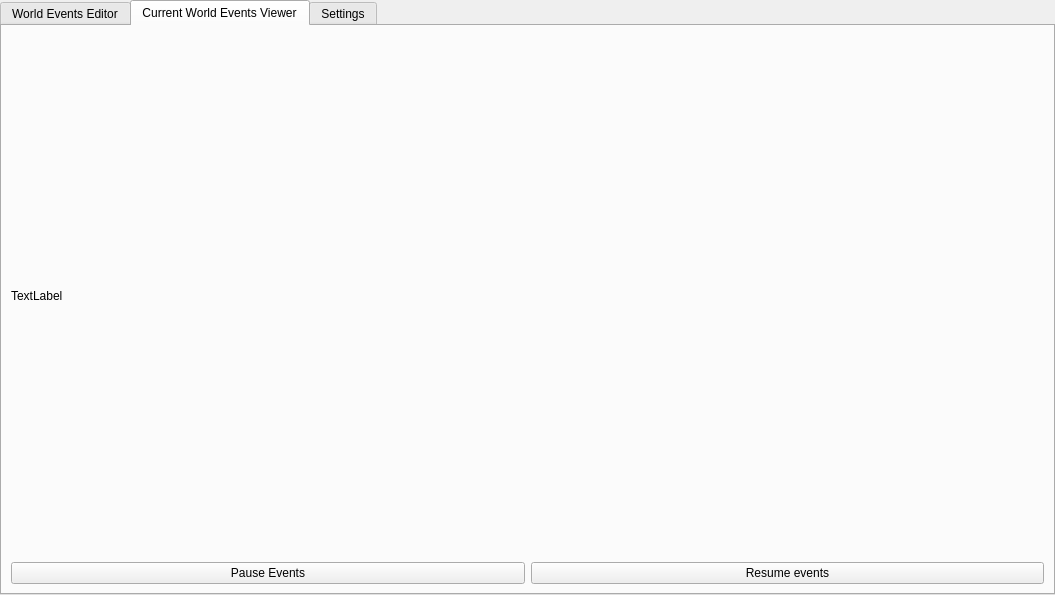
Before: the Qt Designer form Source/UiFiles/worldevents.ui in SuperSpaceEye/LifeEngineExtended, drawn with Qt 5.
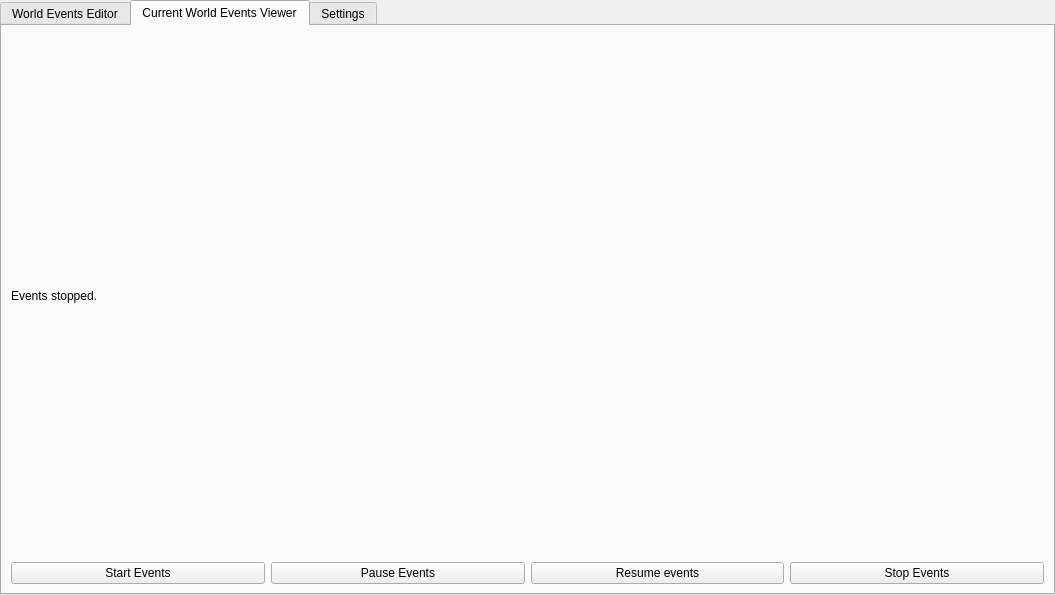
After: the same form once the commit is applied. The open tabs and pages were chosen to show the change.

Commit message: Polishing world events.

What changed in the file:
```diff
--- a/Source/UiFiles/worldevents.ui
+++ b/Source/UiFiles/worldevents.ui
@@ -220,12 +220,19 @@
           <item>
            <widget class="QLabel" name="world_events_status_label">
             <property name="text">
-             <string>TextLabel</string>
+             <string>Events stopped.</string>
             </property>
            </widget>
           </item>
           <item>
            <layout class="QHBoxLayout" name="horizontalLayout_2">
+            <item>
+             <widget class="QPushButton" name="b_start_events">
+              <property name="text">
+               <string>Start Events</string>
+              </property>
+             </widget>
+            </item>
             <item>
              <widget class="QPushButton" name="b_pause_events">
               <property name="text">
@@ -240,6 +247,13 @@
               </property>
              </widget>
             </item>
+            <item>
+             <widget class="QPushButton" name="b_stop_events">
+              <property name="text">
+               <string>Stop Events</string>
+              </property>
+             </widget>
+            </item>
            </layout>
           </item>
          </layout>
```
Left out of the diff: 34 changed lines with no effect on the pictures. The commit also changes 11 other files.
